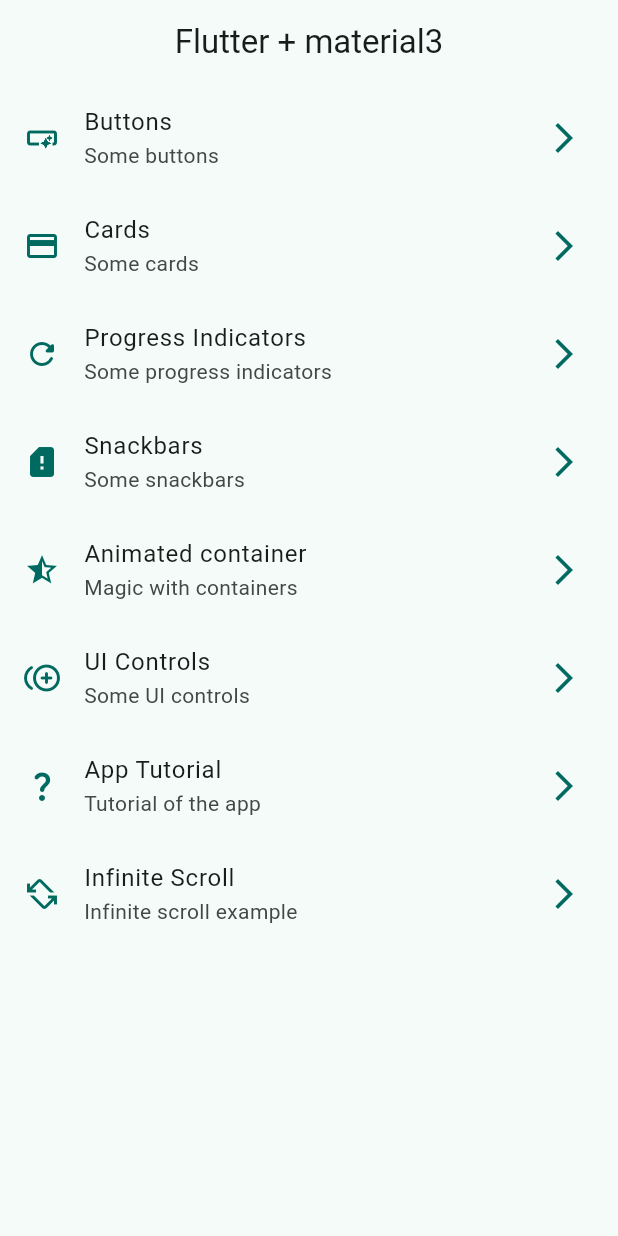
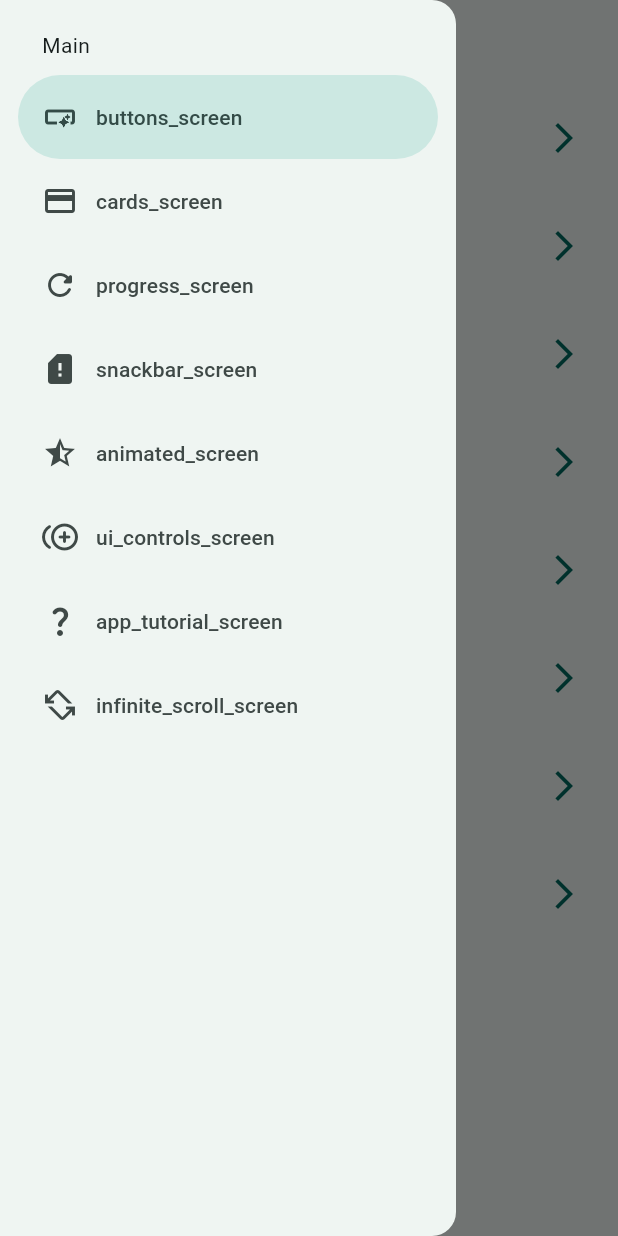
Before and after one commit to sergionts2020-lang/flutter-x04-widgets-app, a Flutter app: the screen it shows after launch, with the side drawer open (before the commit the screen has no drawer), on a phone screen of 412 x 824 dp. Run offline on Flutter 3.47's test engine with Material 3 defaults, Android fonts, the phone set to English and light mode, and no system bars; our stand-ins replace animate_do, go_router.

Commit message:
- Menú lateral

```diff
--- a/lib/presentation/screen/home/home_screen.dart
+++ b/lib/presentation/screen/home/home_screen.dart
@@ -1,18 +1,22 @@
 import 'package:flutter/material.dart';
 import 'package:go_router/go_router.dart';
 import 'package:x04_widgets_app/config/menu/menu_items.dart';
+import 'package:x04_widgets_app/presentation/widget/side_menu_widget.dart';
 
 class HomeScreen extends StatelessWidget {
-
   static const name = 'home_screen';
 
   const HomeScreen({super.key});
 
   @override
   Widget build(BuildContext context) {
+    final scaffoldKey = GlobalKey<ScaffoldState>();
+
     return Scaffold(
+      key: scaffoldKey,
       appBar: AppBar(title: const Text('Flutter + material3')),
       body: const _HomeView(),
+      drawer: SideMenuWidget(scaffoldKey: scaffoldKey,),
     );
   }
 }
@@ -47,7 +51,6 @@
       title: Text(menuItem.title),
       subtitle: Text(menuItem.subtitle),
       onTap: () {
-
         // Forma 1 (son necesarias las rutas en el main.dart).
         // Navigator.pushNamed(context, menuItem.link);
 
--- /dev/null
+++ b/lib/presentation/widget/side_menu_widget.dart
@@ -0,0 +1,56 @@
+import 'package:flutter/material.dart';
+import 'package:go_router/go_router.dart';
+import 'package:x04_widgets_app/config/menu/menu_items.dart';
+
+class SideMenuWidget extends StatefulWidget {
+  final GlobalKey<ScaffoldState> scaffoldKey;
+
+  const SideMenuWidget({super.key, required this.scaffoldKey});
+
+  @override
+  State<SideMenuWidget> createState() => _SideMenuWidgetState();
+}
+
+class _SideMenuWidgetState extends State<SideMenuWidget> {
+  int navDrawerIndex = 0;
+
+  @override
+  Widget build(BuildContext context) {
+    final hasNotch =
+        MediaQuery.of(context).viewPadding.top >
+        35; // aprox. el tamaño del notch
+
+    return NavigationDrawer(
+      selectedIndex: navDrawerIndex,
+      onDestinationSelected: (index) {
+        navDrawerIndex = index;
+        setState(() {});
+
+        final menuItem = appMenuItems[index];
+        context.push(menuItem.link);
+
+        // Cuidado aquí porque quiero hacer referencia dentro de un state a las variables de fuera
+        widget.scaffoldKey.currentState?.closeDrawer();
+      },
+      children: [
+        Padding(
+          padding: EdgeInsetsGeometry.fromLTRB(28, hasNotch ? 0 : 20, 16, 10),
+          child: Text('Main'),
+        ),
+
+        ...appMenuItems.map(
+          (item) => NavigationDrawerDestination(
+            icon: Icon(item.icon),
+            label: Text(item.name),
+          ),
+        ),
+
+        // Sería otra posible pestaña
+        // NavigationDrawerDestination(
+        //   icon: const Icon(Icons.shopping_cart),
+        //   label: const Text('Other Screen'),
+        // ),
+      ],
+    );
+  }
+}
```
